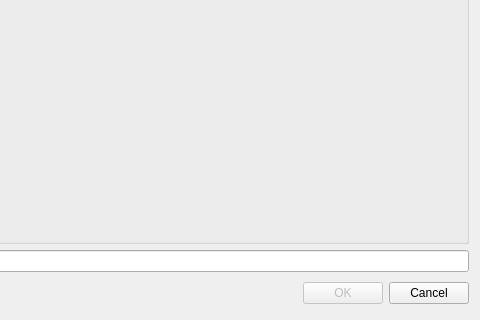
First picture: the form in source/vocabularymanagerdialog/wordsexportdialog.ui, repository martin-kudlicka/vocabulary-master, before the edit; both pictures show x 320 to 800 and y 280 to 600 of the 800 by 600 pixel window.
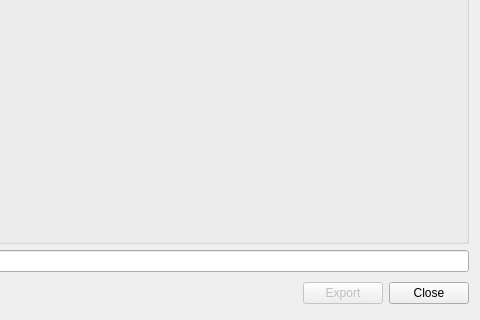
Second picture: the form after the edit.

Commit message: * do not close export dialog automatically

```diff
--- a/source/vocabularymanagerdialog/wordsexportdialog.ui
+++ b/source/vocabularymanagerdialog/wordsexportdialog.ui
@@ -155,14 +155,14 @@
         <bool>false</bool>
        </property>
        <property name="text">
-        <string>OK</string>
+        <string>Export</string>
        </property>
       </widget>
      </item>
      <item>
       <widget class="QPushButton" name="cancelButton">
        <property name="text">
-        <string>Cancel</string>
+        <string>Close</string>
        </property>
       </widget>
      </item>
```
Left out of the diff: 22 changed lines with no effect on the pictures. The commit also changes 9 other files.
